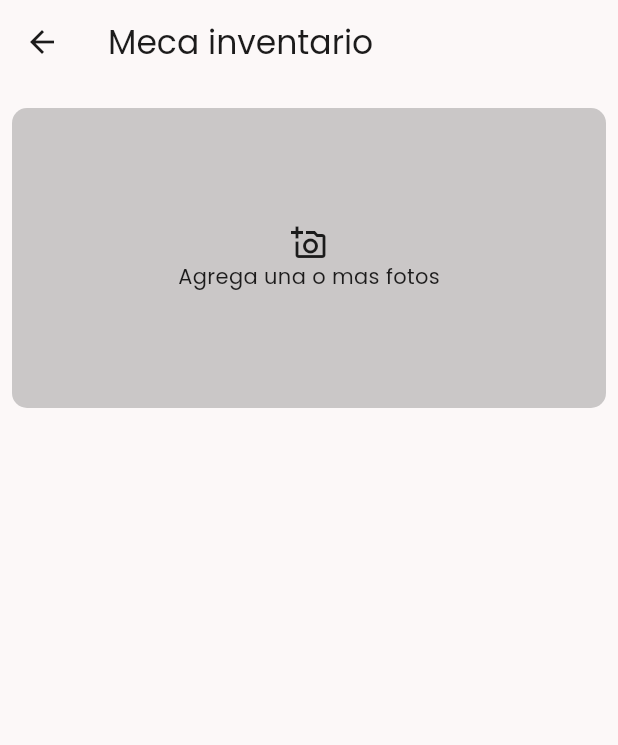
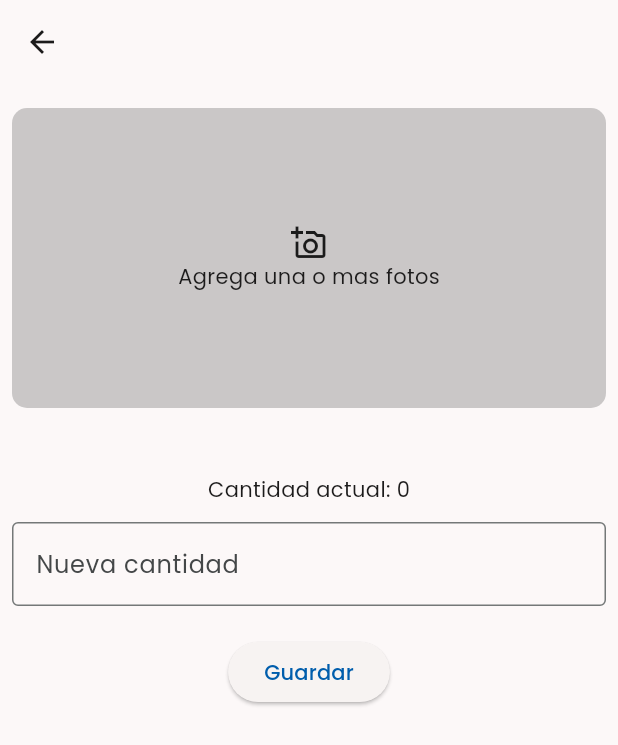
Before and after one commit to Emilio-Rendon-Dinen/mecaInventory, a Flutter app: the RestockProductScreen screen opened directly with empty values, on a phone screen of 412 x 824 dp. Shown: the top 745 px of the screen. Run offline on Flutter 3.47's test engine with Material 3 defaults, Android fonts, the phone set to English and light mode, and no system bars; our stand-ins replace bloc, flutter_bloc, flutter_slidable, get_it, google_fonts, image_picker and 2 more; accounts and stored records are empty.

```diff
--- a/lib/presentation/dialogs/product_detail_dialog.dart
+++ b/lib/presentation/dialogs/product_detail_dialog.dart
@@ -109,7 +109,7 @@ class _ProductDetailDialogState extends State<ProductDetailDialog> {
               ),
             );
           },
-          child: const Text("Restock"),
+          child: const Text("Reabastecer"),
         ),
         TextButton(
           onPressed: () {
@@ -133,7 +133,7 @@ class _ProductDetailDialogState extends State<ProductDetailDialog> {
               Navigator.pop(context);
             }
           },
-          child: const Text("Actualizar"),
+          child: const Text("Reducir stock"),
         ),
       ],
     );
--- a/lib/presentation/screens/restock_product/restock_product_screen.dart
+++ b/lib/presentation/screens/restock_product/restock_product_screen.dart
@@ -1,24 +1,43 @@
 import 'package:flutter/material.dart';
+import 'package:flutter/services.dart';
 import 'package:meca_inventory/presentation/screens/add_product/widgets/image_picker_button.dart';
 import 'package:meca_inventory/presentation/ui_models/product_ui_model.dart';
 
-class RestockProductScreen extends StatelessWidget {
+class RestockProductScreen extends StatefulWidget {
   final ProductUIModel product;
-  const RestockProductScreen({
-    required this.product,
-    super.key,
-  });
+
+  const RestockProductScreen({super.key, required this.product});
+
+  @override
+  State<RestockProductScreen> createState() => _RestockProductScreenState();
+}
+
+class _RestockProductScreenState extends State<RestockProductScreen> {
+  final _formKey = GlobalKey<FormState>();
+  final TextEditingController _initialQuantityController = TextEditingController();
+
+  @override
+  void dispose() {
+    _initialQuantityController.dispose();
+    super.dispose();
+  }
 
   @override
   Widget build(BuildContext context) {
+    final product = widget.product;
+
     return Scaffold(
       appBar: AppBar(
-        title: const Text('Meca inventario'),
+        title: Text(product.name),
       ),
       body: SafeArea(
         child: Padding(
           padding: const EdgeInsets.all(8.0),
-            child: Hero(
+          child: SingleChildScrollView(
+            child: Column(
+              crossAxisAlignment: CrossAxisAlignment.start,
+              children: [
+                Hero(
                   tag: 'product-image-${product.id}',
                   child: ClipRRect(
                     borderRadius: BorderRadius.circular(8),
@@ -29,8 +48,57 @@ class RestockProductScreen extends StatelessWidget {
                             width: MediaQuery.of(context).size.width,
                             height: MediaQuery.of(context).size.width * 0.8,
                           )
-                      : ImagePickerButton(onImagePicked: (bytes) {})),
-            )),
+                        : ImagePickerButton(onImagePicked: (bytes) {}),
+                  ),
+                ),
+                const SizedBox(height: 12),
+                Text(product.description),
+                const SizedBox(height: 12),
+                Form(
+                  key: _formKey,
+                  child: Column(
+                    children: [
+                      Text('Cantidad actual: ${product.currentQuantity}'),
+                      const SizedBox(height: 12),
+                      TextFormField(
+                        keyboardType: TextInputType.number,
+                        controller: _initialQuantityController,
+                        inputFormatters: [
+                          FilteringTextInputFormatter.digitsOnly,
+                        ],
+                        decoration: const InputDecoration(
+                          labelText: 'Nueva cantidad',
+                          border: OutlineInputBorder(),
+                        ),
+                        validator: (value) {
+                          if (value == null || value.isEmpty) {
+                            return 'Por favor ingrese un valor';
+                          }
+                          final quantity = num.tryParse(value);
+                          if (quantity == null || quantity <= 0) {
+                            return 'Por favor ingrese un número válido';
+                          }
+                          return null;
+                        },
+                      ),
+                      const SizedBox(height: 20),
+                      ElevatedButton(
+                        onPressed: () {
+                          if (_formKey.currentState!.validate()) {
+                            // Acción al confirmar la cantidad
+                            final nuevaCantidad = int.parse(_initialQuantityController.text);
+                            print('Cantidad a agregar: $nuevaCantidad');
+                          }
+                        },
+                        child: const Text('Guardar'),
+                      ),
+                    ],
+                  ),
+                )
+              ],
+            ),
+          ),
+        ),
       ),
     );
   }
```
Lines whose indentation alone changed are shown as unchanged.
